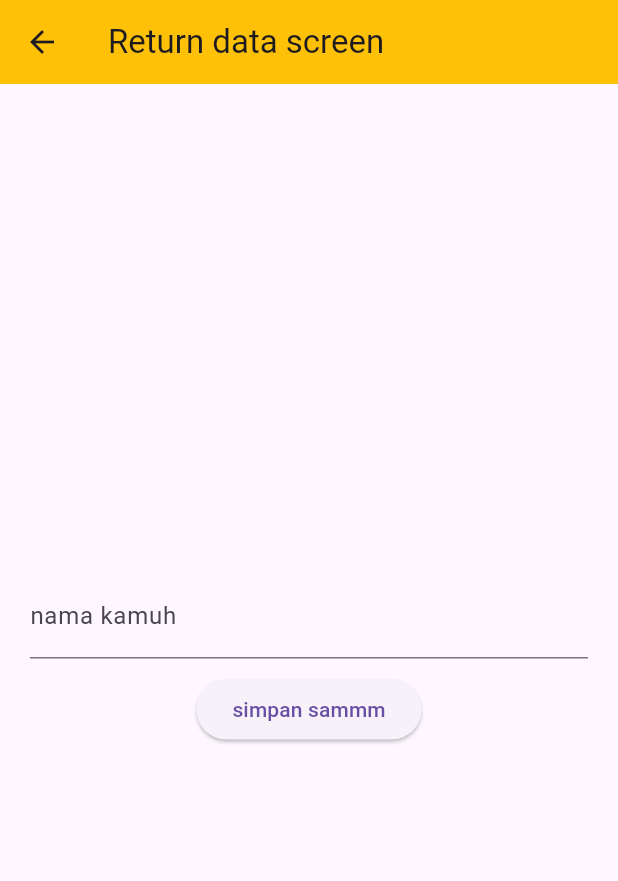
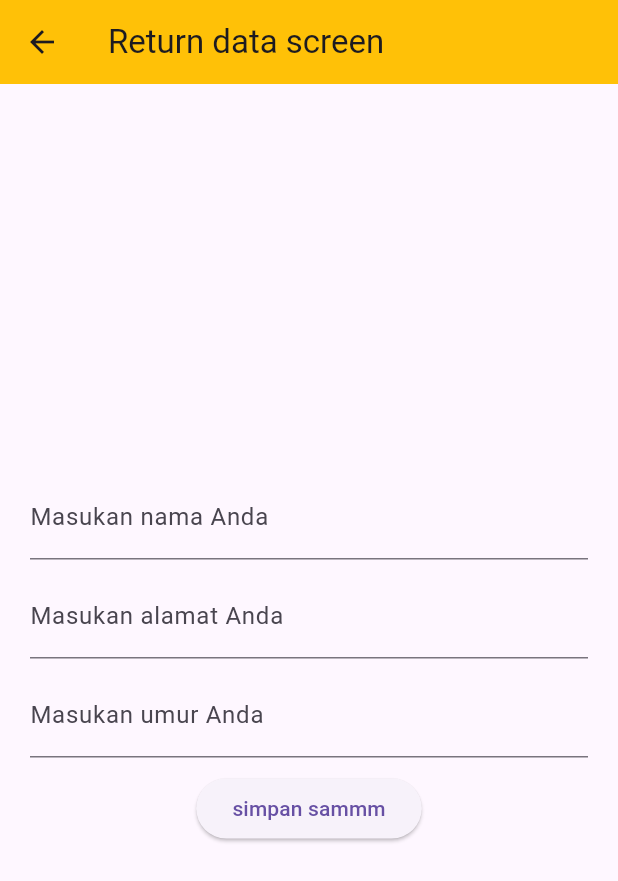
Before and after one commit to Damarazka/dart_fundamental, a Flutter app: the ReturnDataScreen screen opened by its route, on a phone screen of 412 x 824 dp. Shown: the top 881 px of the screen. Run offline on Flutter 3.47's test engine with Material 3 defaults, Android fonts, the phone set to English and light mode, and no system bars.

Commit message:
return datas screen

```diff
--- a/lib/return_data.dart
+++ b/lib/return_data.dart
@@ -1,7 +1,9 @@
 import 'package:flutter/material.dart';
+import 'package:flutter/services.dart';
 
 class ReturnDataScreen extends StatelessWidget {
-  final _dataName = TextEditingController();
+  final _data = <String, String>{};
+
   ReturnDataScreen({super.key});
 
   @override
@@ -18,20 +20,50 @@ class ReturnDataScreen extends StatelessWidget {
             Padding(
               padding: const EdgeInsets.symmetric(horizontal: 20),
               child: TextField(
-                controller: _dataName,
+                onChanged: (value) {
+                  _data['name'] = value;
+                },
                 decoration: const InputDecoration(
-                  hintText: "nama mu pokok e",
-                  labelText: "nama kamuh",
+                  hintText: "Nama",
+                  labelText: "Masukan nama Anda",
                 ),
               ),
             ),
-            SizedBox(height: 10), // Margin 10 pixels vertikal
+            const SizedBox(height: 10),
+            Padding(
+              padding: const EdgeInsets.symmetric(horizontal: 20),
+              child: TextField(
+                onChanged: (value) {
+                  _data['address'] = value;
+                },
+                decoration: const InputDecoration(
+                  hintText: "Alamat",
+                  labelText: "Masukan alamat Anda",
+                ),
+              ),
+            ),
+            const SizedBox(height: 10),
+            Padding(
+              padding: const EdgeInsets.symmetric(horizontal: 20),
+              child: TextField(
+                onChanged: (value) {
+                  _data['age'] = value;
+                },
+                keyboardType: TextInputType.number,
+                inputFormatters: [FilteringTextInputFormatter.digitsOnly],
+                decoration: const InputDecoration(
+                  hintText: "Umur",
+                  labelText: "Masukan umur Anda",
+                ),
+              ),
+            ),
+            const SizedBox(height: 10), // Margin 10 pixels vertikal
             ElevatedButton(
               onPressed: () {
-                if (_dataName.text.isEmpty) {
+                if (_data.isEmpty) {
                   Navigator.pop(context, null);
                 } else {
-                  Navigator.pop(context, _dataName.text);
+                  Navigator.pop(context, _data);
                 }
               },
               child: const Text("simpan sammm"),
```
Also changed, not shown: lib/main_page.dart (+15 -3 lines).
